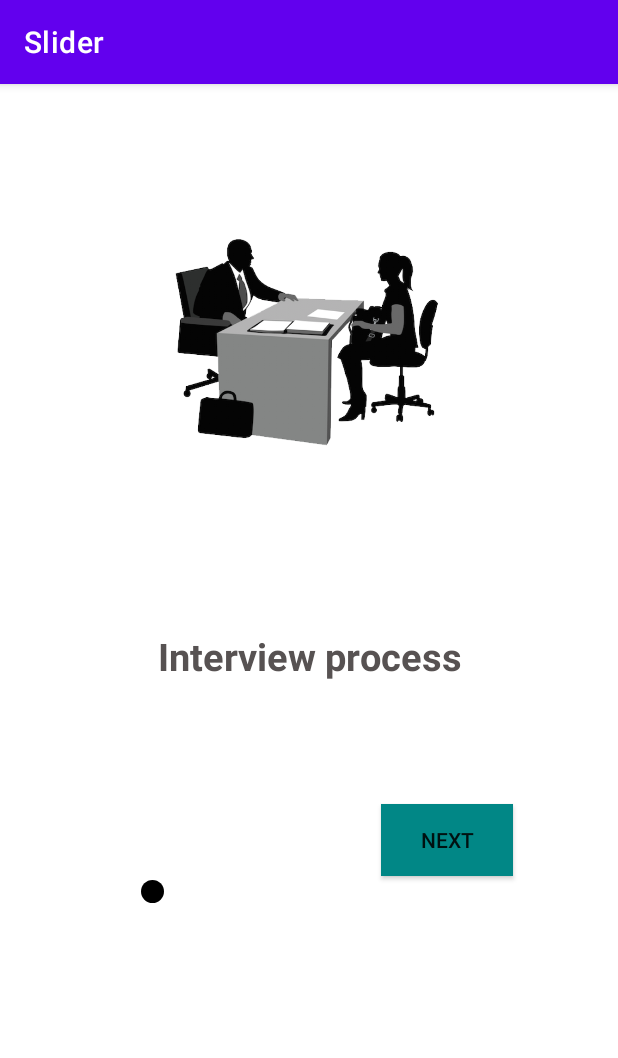
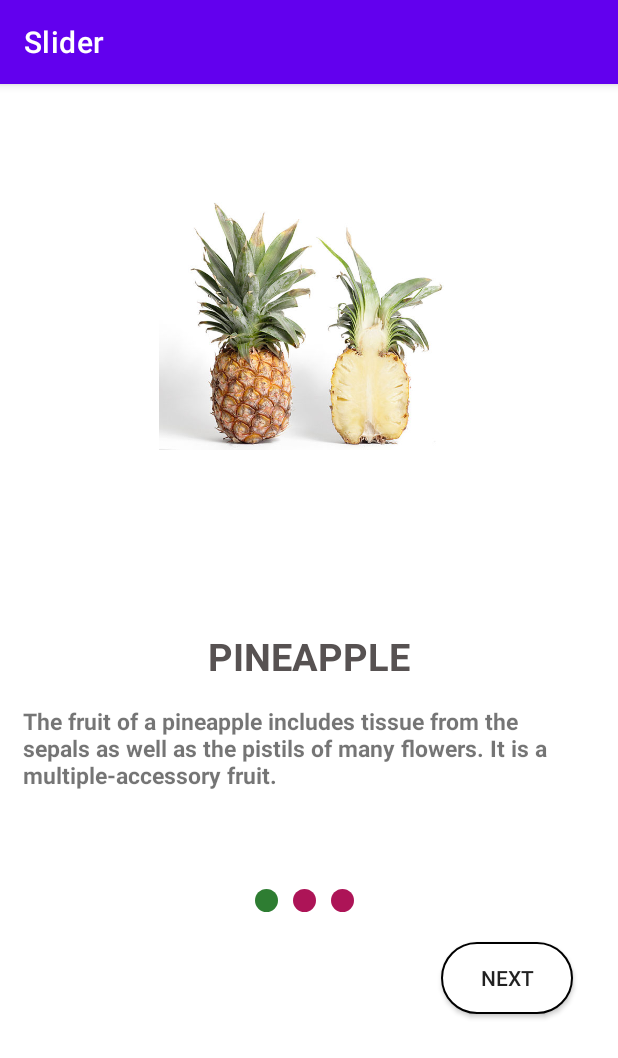
Before and after one commit to mdeep1992/view-pager, an Android app: the screen it shows after launch (MainActivity), on a phone screen of 412 x 824 dp. Shown: the top 1058 px of the screen. Run offline under Robolectric (Android 15) with nearby library versions, the phone set to English and light mode, and no system bars.

```diff
--- a/app/src/main/java/com/example/slider/MainActivity.java
+++ b/app/src/main/java/com/example/slider/MainActivity.java
@@ -6,7 +6,7 @@ import androidx.viewpager.widget.ViewPager;
 import android.os.Bundle;
 
 public class MainActivity extends AppCompatActivity {
-    ViewPager viewPager;
+  public static   ViewPager viewPager;
     Slideviewadapter adapter;
 
     @Override
--- a/app/src/main/java/com/example/slider/Slideviewadapter.java
+++ b/app/src/main/java/com/example/slider/Slideviewadapter.java
@@ -42,33 +42,48 @@ public class Slideviewadapter extends PagerAdapter {
         TextView Title=view.findViewById(R.id.title);
         Button back=view.findViewById(R.id.back);
         Button next=view.findViewById(R.id.next);
-
+        TextView desc=view.findViewById(R.id.desc);
+        back.setOnClickListener(new View.OnClickListener() {
+            @Override
+            public void onClick(View view) {
+                MainActivity.viewPager.setCurrentItem(position-1);
+            }
+        });
+next.setOnClickListener(new View.OnClickListener() {
+    @Override
+    public void onClick(View view) {
+        MainActivity.viewPager.setCurrentItem(position+1);
+    }
+});
         switch (position){
             case 0:
-                logo.setImageResource(R.drawable.img1);
+                logo.setImageResource(R.drawable.pine);
             dot1.setImageResource(R.drawable.selected);
                 dot2.setImageResource(R.drawable.unselected);
                 dot3.setImageResource(R.drawable.unselected);
-                Title.setText("Interview process");
+                Title.setText("PINEAPPLE");
+                desc.setText(R.string.pine);
                 back.setVisibility(View.GONE);
                 next.setVisibility(View.VISIBLE);
 
                 break;
             case 1:
-                logo.setImageResource(R.drawable.office);
+                logo.setImageResource(R.drawable.pomo);
                 dot1.setImageResource(R.drawable.unselected);
                 dot2.setImageResource(R.drawable.selected);
                 dot3.setImageResource(R.drawable.unselected);
-                Title.setText("training process");
+                Title.setText("POMOGRANITE");
+                desc.setText(R.string.pomo);
                 back.setVisibility(View.VISIBLE);
                 next.setVisibility(View.VISIBLE);
                 break;
             case 2:
-                logo.setImageResource(R.drawable.meet);
+                logo.setImageResource(R.drawable.apple);
                 dot1.setImageResource(R.drawable.unselected);
                 dot2.setImageResource(R.drawable.unselected);
                 dot3.setImageResource(R.drawable.selected);
-                Title.setText("working process");
+                Title.setText("Apple");
+                desc.setText(R.string.apple);
                 back.setVisibility(View.VISIBLE);
                 next.setVisibility(View.GONE);
         }
--- a/app/src/main/res/drawable-v24/selected.xml
+++ b/app/src/main/res/drawable-v24/selected.xml
@@ -2,7 +2,7 @@
 <selector xmlns:android="http://schemas.android.com/apk/res/android">
 <item>
     <shape android:shape="oval">
-        <solid android:color="@color/black"/>
+        <solid android:color="#2E7D32"/>
         <size android:width="25dp" android:height="25dp"/>
 
     </shape>
--- a/app/src/main/res/drawable-v24/unselected.xml
+++ b/app/src/main/res/drawable-v24/unselected.xml
@@ -2,7 +2,7 @@
 <selector xmlns:android="http://schemas.android.com/apk/res/android">
     <item>
         <shape android:shape="oval">
-            <solid android:color="@color/white"/>
+            <solid android:color="#AD1457"/>
             <size android:width="25dp" android:height="25dp"/>
 
         </shape>
--- /dev/null
+++ b/app/src/main/res/drawable/button_bg.xml
@@ -0,0 +1,7 @@
+<?xml version="1.0" encoding="utf-8"?>
+<shape xmlns:android="http://schemas.android.com/apk/res/android"
+    android:shape="rectangle">
+    <solid android:color="@color/white"></solid>
+<corners android:radius="30dp"/>
+    <stroke android:width="1dp" android:color="@color/black"/>
+</shape>
--- a/app/src/main/res/layout/slidescreen.xml
+++ b/app/src/main/res/layout/slidescreen.xml
@@ -1,5 +1,5 @@
 <?xml version="1.0" encoding="utf-8"?>
-<androidx.constraintlayout.widget.ConstraintLayout xmlns:android="http://schemas.android.com/apk/res/android"
+<RelativeLayout xmlns:android="http://schemas.android.com/apk/res/android"
     xmlns:app="http://schemas.android.com/apk/res-auto"
     xmlns:tools="http://schemas.android.com/tools"
     android:layout_width="match_parent"
@@ -9,47 +9,62 @@
         android:id="@+id/logo"
         android:layout_width="200dp"
         android:layout_height="200dp"
+        android:layout_centerHorizontal="true"
         android:layout_marginTop="60dp"
-        android:src="@drawable/img1"
-        app:layout_constraintEnd_toEndOf="parent"
-        app:layout_constraintHorizontal_bias="0.497"
-        app:layout_constraintStart_toStartOf="parent"
-        app:layout_constraintTop_toTopOf="parent" />
+        android:src="@drawable/img1" />
 
     <TextView
         android:id="@+id/title"
         android:layout_width="match_parent"
         android:layout_height="wrap_content"
+        android:layout_below="@+id/logo"
         android:layout_marginTop="104dp"
         android:gravity="center"
-        android:text="INTERVIEW PROCESS"
+        android:text="PINE APPLE"
         android:textColor="#575252"
         android:textSize="25dp"
+        android:textStyle="bold" />
+
+    <TextView
+        android:id="@+id/desc"
+        android:layout_width="match_parent"
+        android:layout_height="wrap_content"
+        android:layout_below="@id/title"
+        android:layout_marginStart="5dp"
+        android:layout_marginTop="5dp"
+        android:layout_marginEnd="5dp"
+        android:textSize="15dp"
         android:textStyle="bold"
-        app:layout_constraintEnd_toEndOf="parent"
-        app:layout_constraintHorizontal_bias="0.58"
-        app:layout_constraintStart_toStartOf="parent"
-        app:layout_constraintTop_toBottomOf="@+id/logo" />
+        android:layout_marginBottom="5dp"
+        android:padding="10dp"
+        android:text="@string/pine" />
 
+    <LinearLayout
+        android:id="@+id/linearlayout"
+        android:layout_width="match_parent"
+        android:layout_height="wrap_content"
+        android:layout_below="@id/desc"
+        android:layout_marginStart="20dp"
+        android:layout_marginTop="50dp"
+        android:layout_marginEnd="20dp"
+        android:layout_marginBottom="20dp"
+        android:gravity="center_vertical"
+        android:orientation="horizontal">
 
         <ImageView
             android:id="@+id/dot1"
             android:layout_width="15dp"
             android:layout_height="15dp"
-        android:layout_marginTop="132dp"
-        app:layout_constraintEnd_toStartOf="@+id/next"
-        app:layout_constraintHorizontal_bias="0.394"
-        app:layout_constraintStart_toEndOf="@+id/back"
-        app:layout_constraintTop_toBottomOf="@+id/title"
+            android:layout_alignParentLeft="true"
+            android:layout_marginStart="150dp"
             app:srcCompat="@drawable/selected" />
 
         <ImageView
             android:id="@+id/dot2"
             android:layout_width="15dp"
             android:layout_height="15dp"
+            android:layout_alignRight="@id/dot1"
             android:layout_marginStart="10dp"
-        app:layout_constraintStart_toEndOf="@+id/dot1"
-        app:layout_constraintTop_toTopOf="@+id/dot1"
             app:srcCompat="@drawable/selected" />
 
 
@@ -57,37 +72,27 @@
             android:id="@+id/dot3"
             android:layout_width="15dp"
             android:layout_height="15dp"
-        android:layout_marginEnd="27dp"
-        app:layout_constraintEnd_toStartOf="@+id/next"
+            android:layout_alignRight="@id/dot2"
             android:layout_marginStart="10dp"
-        app:layout_constraintStart_toEndOf="@+id/dot2"
-        app:layout_constraintTop_toBottomOf="@+id/title"
             app:srcCompat="@drawable/selected" />
+    </LinearLayout>
 
     <androidx.appcompat.widget.AppCompatButton
         android:id="@+id/back"
         android:layout_width="wrap_content"
         android:layout_height="wrap_content"
-        android:layout_marginStart="36dp"
-        android:background="@color/purple_200"
-        android:text="Back"
-        app:layout_constraintBottom_toBottomOf="parent"
-        app:layout_constraintStart_toStartOf="parent"
-        app:layout_constraintTop_toBottomOf="@+id/title"
-        app:layout_constraintVertical_bias="0.35" />
+        android:layout_below="@+id/linearlayout"
+        android:layout_marginStart="30dp"
+        android:background="@drawable/button_bg"
+        android:text="Back" />
 
     <androidx.appcompat.widget.AppCompatButton
         android:id="@+id/next"
         android:layout_width="wrap_content"
         android:layout_height="wrap_content"
-        android:layout_marginStart="69dp"
-        android:layout_marginEnd="70dp"
-        android:background="@color/teal_700"
-        android:text="Next"
-        app:layout_constraintBottom_toBottomOf="@+id/back"
-        app:layout_constraintEnd_toEndOf="parent"
-        app:layout_constraintTop_toBottomOf="@+id/title"
-        app:layout_constraintVertical_bias="1.0" />
-
-
-</androidx.constraintlayout.widget.ConstraintLayout>
+        android:layout_below="@+id/linearlayout"
+        android:layout_alignParentRight="true"
+        android:layout_marginEnd="30dp"
+        android:background="@drawable/button_bg"
+        android:text="Next" />
+</RelativeLayout>
--- a/app/src/main/res/values/strings.xml
+++ b/app/src/main/res/values/strings.xml
@@ -1,3 +1,12 @@
 <resources>
     <string name="app_name">Slider</string>
+    <string name="pine">The fruit of a pineapple includes tissue from the sepals as well as the pistils of many flowers. It is a multiple-accessory fruit.
+</string>
+    <string name="pomo">
+        Pomegranates are unique in appearance and taste.
+
+    </string>
+<string name="apple">The fruit has high water content and a sweet and juicy taste, which makes it a refreshing summer fruit.
+
+</string>
 </resources>
```
Also changed, not shown: app/src/main/res/drawable-v24/img1.png (deleted), app/src/main/res/drawable-v24/meet.png (deleted), app/src/main/res/drawable-v24/office.png (deleted), app/src/main/res/drawable/apple.png (added), app/src/main/res/drawable/fruit.png (added), app/src/main/res/drawable/pine.jpg (added), app/src/main/res/drawable/plums.png (added), app/src/main/res/drawable/pomo.jpg (added). Lines whose indentation alone changed are shown as unchanged.
